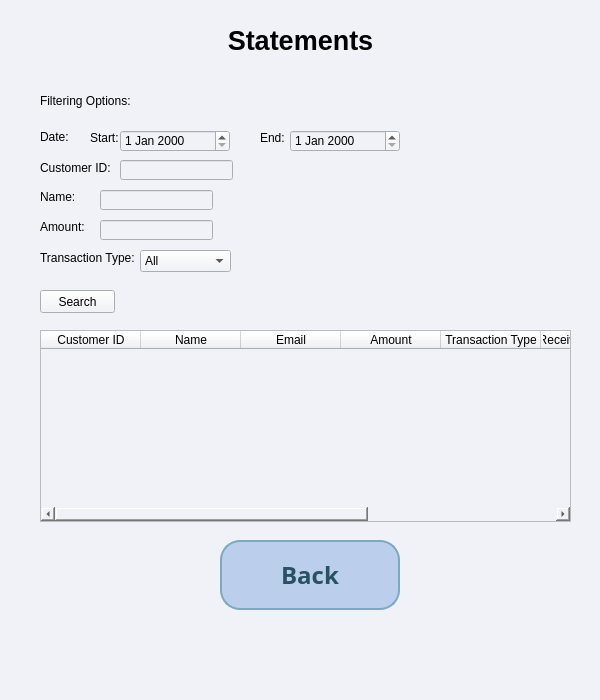
First picture: the form in admin_statements_window.ui, repository melikkekaya/BankingApp_SQL, before the edit.
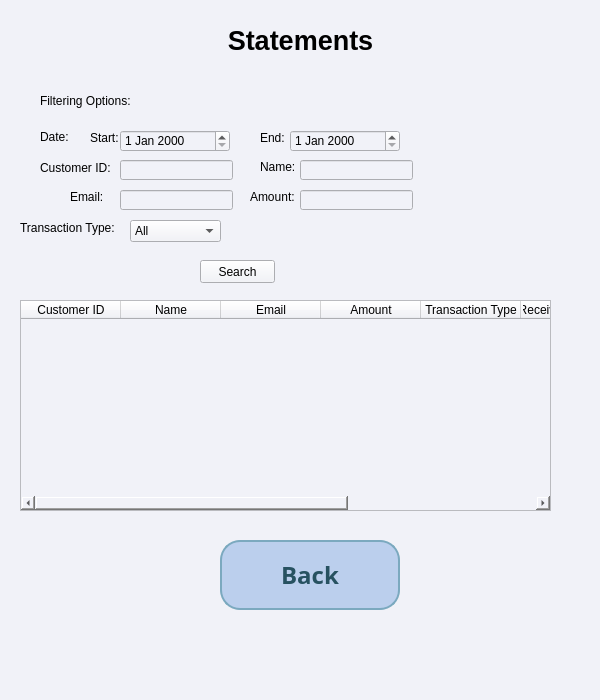
Second picture: the form after the edit.

```diff
--- a/admin_statements_window.ui
+++ b/admin_statements_window.ui
@@ -131,8 +131,8 @@
    <widget class="QPushButton" name="ADstatementswdw_btn_search">
     <property name="geometry">
      <rect>
-      <x>40</x>
-      <y>290</y>
+      <x>200</x>
+      <y>260</y>
       <width>75</width>
       <height>23</height>
      </rect>
@@ -157,8 +157,8 @@
    <widget class="QLabel" name="ADstatementswdw_lbl_filter_date_Ttype">
     <property name="geometry">
      <rect>
-      <x>40</x>
-      <y>250</y>
+      <x>20</x>
+      <y>220</y>
       <width>101</width>
       <height>16</height>
      </rect>
@@ -170,8 +170,8 @@
    <widget class="QLabel" name="ADstatementswdw_lbl_filter_amount">
     <property name="geometry">
      <rect>
-      <x>40</x>
-      <y>220</y>
+      <x>250</x>
+      <y>190</y>
       <width>47</width>
       <height>14</height>
      </rect>
@@ -183,8 +183,8 @@
    <widget class="QLabel" name="ADstatementswdw_lbl_filter_name">
     <property name="geometry">
      <rect>
-      <x>40</x>
-      <y>190</y>
+      <x>260</x>
+      <y>160</y>
       <width>47</width>
       <height>14</height>
      </rect>
@@ -235,8 +235,8 @@
    <widget class="QLineEdit" name="ADstatementswdw_lnedit_amount">
     <property name="geometry">
      <rect>
-      <x>100</x>
-      <y>220</y>
+      <x>300</x>
+      <y>190</y>
       <width>113</width>
       <height>20</height>
      </rect>
@@ -245,8 +245,8 @@
    <widget class="QComboBox" name="ADstatementswdw_combobox_Ttype">
     <property name="geometry">
      <rect>
-      <x>140</x>
-      <y>250</y>
+      <x>130</x>
+      <y>220</y>
       <width>91</width>
       <height>22</height>
      </rect>
@@ -290,8 +290,8 @@
    <widget class="QLineEdit" name="ADstatementswdw_lnedit_name">
     <property name="geometry">
      <rect>
-      <x>100</x>
-      <y>190</y>
+      <x>300</x>
+      <y>160</y>
       <width>113</width>
       <height>20</height>
      </rect>
@@ -310,10 +310,10 @@
    <widget class="QTableWidget" name="ADstatementswdw_tableWidget">
     <property name="geometry">
      <rect>
-      <x>40</x>
-      <y>330</y>
+      <x>20</x>
+      <y>300</y>
       <width>531</width>
-      <height>192</height>
+      <height>211</height>
      </rect>
     </property>
     <column>
@@ -377,6 +377,29 @@
      </rect>
     </property>
    </widget>
+   <widget class="QLabel" name="ADstatementswdw_lbl_filter_email">
+    <property name="geometry">
+     <rect>
+      <x>70</x>
+      <y>190</y>
+      <width>47</width>
+      <height>14</height>
+     </rect>
+    </property>
+    <property name="text">
+     <string>Email:</string>
+    </property>
+   </widget>
+   <widget class="QLineEdit" name="ADstatementswdw_lnedit_email">
+    <property name="geometry">
+     <rect>
+      <x>120</x>
+      <y>190</y>
+      <width>113</width>
+      <height>20</height>
+     </rect>
+    </property>
+   </widget>
   </widget>
   <widget class="QMenuBar" name="menubar">
    <property name="geometry">
```
